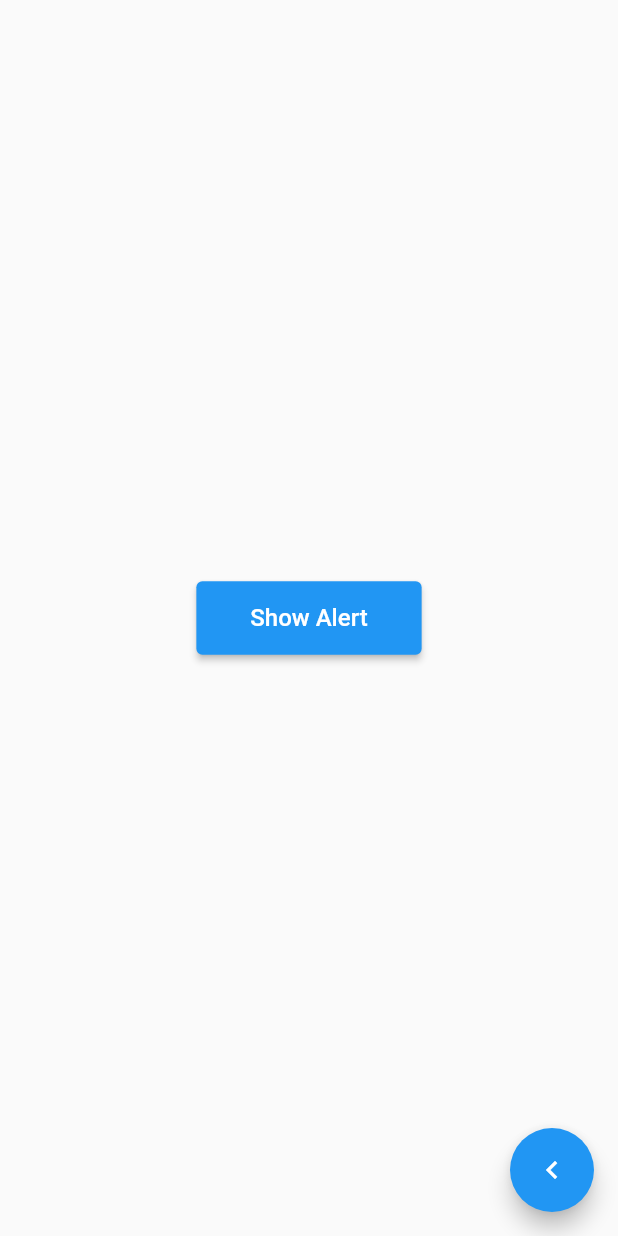
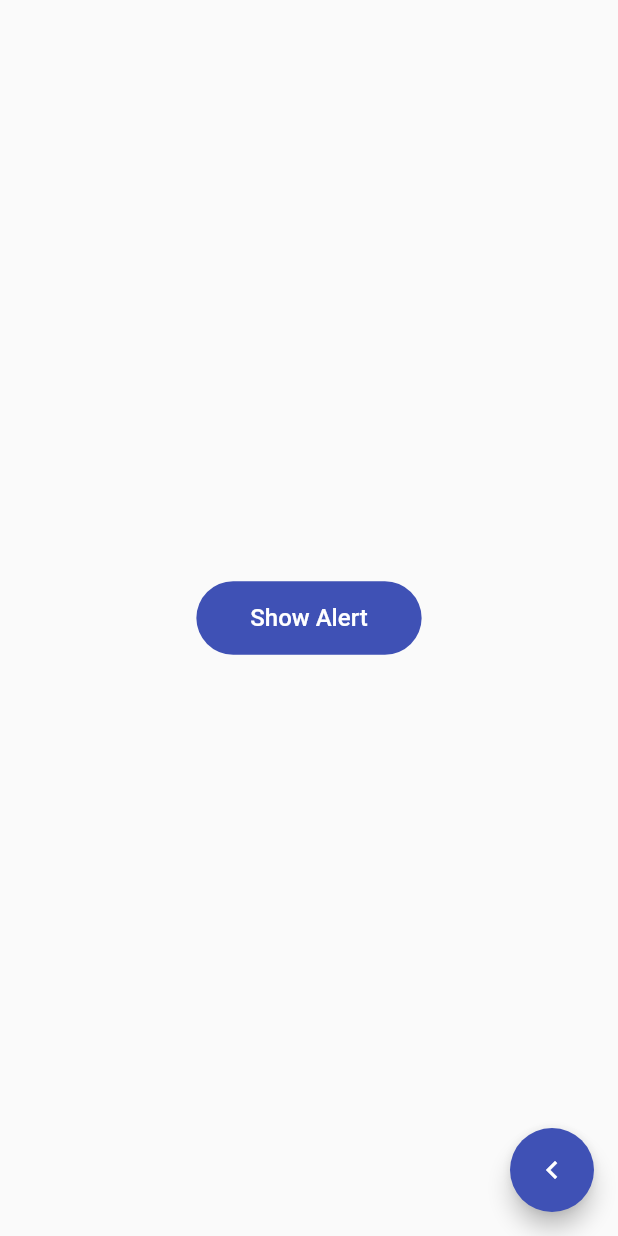
Before and after one commit to manuelduarte077/flutter-examples, a Flutter app: the AlertScreen screen opened by its route, on a phone screen of 412 x 824 dp. Run offline on Flutter 3.47's test engine with Material 2 defaults, Android fonts, the phone set to English and light mode, and no system bars; network calls fail.

Commit message:
:sparkles: chore: widget circle avatar

```diff
--- a/lib/src/routes/app_routes.dart
+++ b/lib/src/routes/app_routes.dart
@@ -37,6 +37,12 @@ class AppRoutes {
       icon: Icons.card_giftcard,
       screen: const CardScreen(),
     ),
+    MenuOption(
+      route: 'avatar',
+      name: 'Circles - Avatar',
+      icon: Icons.supervised_user_circle,
+      screen: const CircleAvatarScreen(),
+    ),
   ];
 
   static Map<String, Widget Function(BuildContext)> getAppRoutes() {
--- a/lib/src/theme/app_theme.dart
+++ b/lib/src/theme/app_theme.dart
@@ -17,6 +17,20 @@ class AppTheme {
     textButtonTheme: TextButtonThemeData(
       style: TextButton.styleFrom(primary: primary),
     ),
+
+    // Cambiar el color de floatingActionButton
+    floatingActionButtonTheme: const FloatingActionButtonThemeData(
+      backgroundColor: primary,
+    ),
+
+    // Cambiar el color de elevatedButton
+    elevatedButtonTheme: ElevatedButtonThemeData(
+      style: ElevatedButton.styleFrom(
+        primary: primary,
+        shape: const StadiumBorder(),
+        elevation: 0,
+      ),
+    ),
   );
 
   static final ThemeData darkTheme = ThemeData.dark().copyWith(
```
Also changed, not shown: lib/src/models/card_content.dart (+14 -0 lines), lib/src/screens/avatar/circle_avatar.dart (added, +47 -0 lines), lib/src/screens/home_screens.dart (+10 -0 lines).
